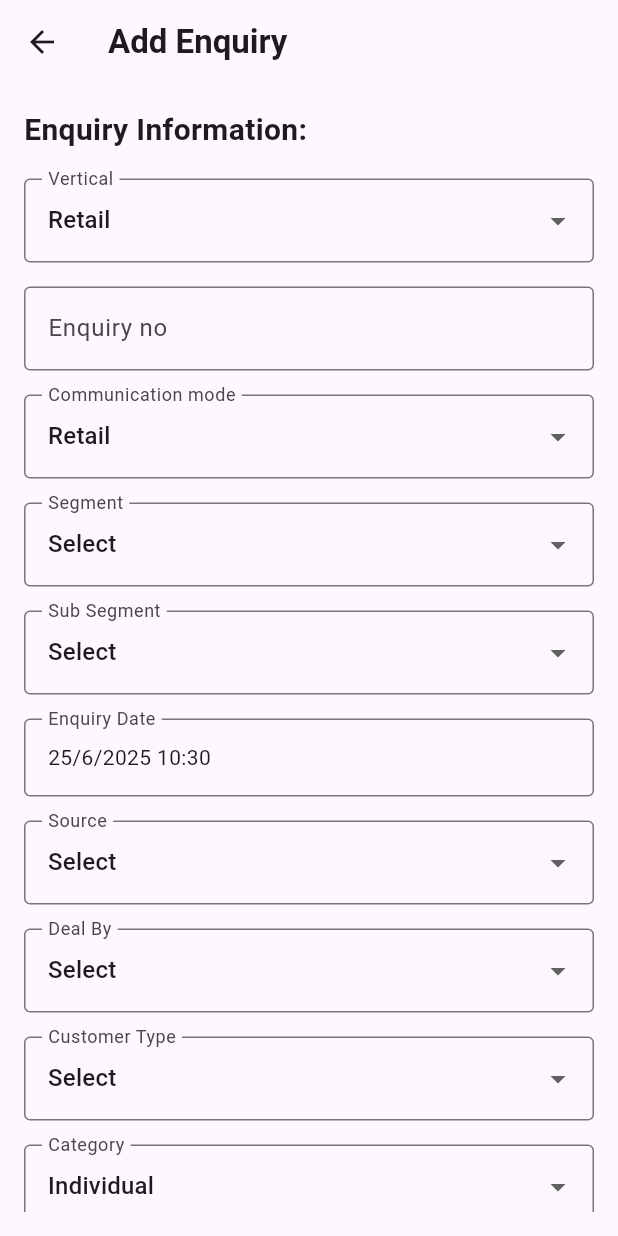
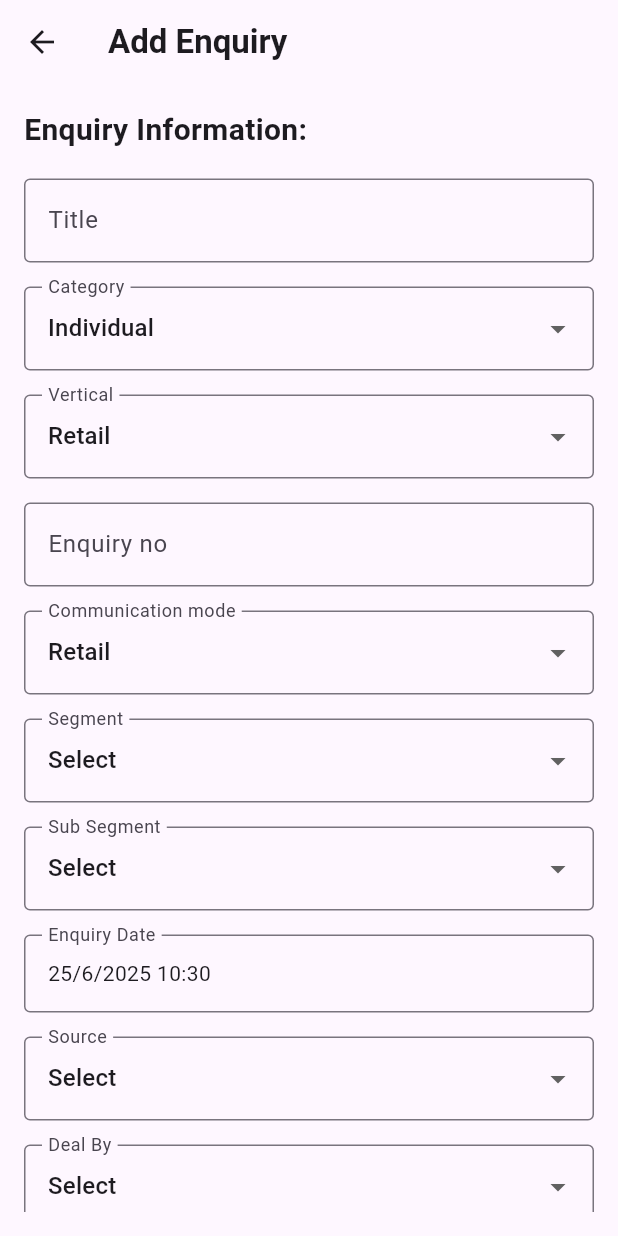
Before and after one commit to Amaanvikar/Pre_Sale, a Flutter app: the DashboardScreen screen opened directly, after a tap on "Enquiry form", on a phone screen of 412 x 824 dp. Run offline on Flutter 3.47's test engine with Material 3 defaults, Android fonts, the phone set to English and light mode, and no system bars; our stand-ins replace shared_preferences, sqflite; accounts and stored records are empty.

Commit message:
ADD: Constant

```diff
--- /dev/null
+++ b/lib/Api/Helper/constant.dart
@@ -0,0 +1,3 @@
+import 'package:flutter/services.dart';
+
+const kPrimaryColor = Color(0xFFDC3545);
--- a/lib/Api/Helper/db_helper.dart
+++ b/lib/Api/Helper/db_helper.dart
@@ -1,18 +1,17 @@
+import 'package:PreSale/Api/Model/user_model.dart';
 import 'package:sqflite/sqflite.dart';
-import 'package:sqflite/sql.dart';
-import 'package:sqflite/sqlite_api.dart';
 
 class DBHelper {
   static final DBHelper _instance = DBHelper._internal();
   factory DBHelper() => _instance;
   DBHelper._internal();
 
-  static Database? _db;
+  static Database? _database;
 
-  Future<Database> get db async {
-    if (_db != null) return _db!;
-    _db = await _initDb();
-    return _db!;
+  Future<Database> get database async {
+    if (_database != null) return _database!;
+    _database = await _initDb();
+    return _database!;
   }
 
   Future<Database> _initDb() async {
@@ -35,7 +34,7 @@ class DBHelper {
   }
 
   Future<void> insertFollowUp(Map<String, dynamic> data) async {
-    final dbClient = await db;
+    final dbClient = await database;
     await dbClient.insert(
       'followup',
       data,
@@ -44,10 +43,21 @@ class DBHelper {
   }
 
   Future<Map<String, dynamic>?> getFollowUp() async {
-    final dbClient = await db;
+    final dbClient = await database;
     final result = await dbClient.query('followup', limit: 1);
     return result.isNotEmpty ? result.first : null;
   }
 
   join(String s, String t) {}
+
+  Future<int> insertEnquiry(Enquiry enquiry) async {
+    final db = await database;
+    return await db.insert('enquiries', enquiry.toMap());
+  }
+
+  Future<List<Enquiry>> getEnquiries() async {
+    final db = await database;
+    final List<Map<String, dynamic>> maps = await db.query('enquiries');
+    return List.generate(maps.length, (i) => Enquiry.fromMap(maps[i]));
+  }
 }
--- /dev/null
+++ b/lib/Api/Model/user_model.dart
@@ -0,0 +1,21 @@
+class Enquiry {
+  final int id;
+  final String title;
+  final String category;
+
+  Enquiry({required this.id, required this.title, required this.category});
+
+  // Convert a Enquiry into a Map. The keys must correspond to the names of the columns.
+  Map<String, dynamic> toMap() {
+    return {'id': id, 'title': title, 'category': category};
+  }
+
+  // A method that retrieves a Enquiry object from a Map.
+  factory Enquiry.fromMap(Map<String, dynamic> map) {
+    return Enquiry(
+      id: map['id'],
+      title: map['title'],
+      category: map['category'],
+    );
+  }
+}
--- a/lib/Auth/splash_screen.dart
+++ b/lib/Auth/splash_screen.dart
@@ -12,7 +12,7 @@ class _SplashScreenState extends State<SplashScreen> {
   @override
   void initState() {
     super.initState();
-    Future.delayed(Duration(seconds: 2), () {
+    Future.delayed(const Duration(seconds: 2), () {
       Navigator.pushReplacement(
         context,
         MaterialPageRoute(builder: (context) => LoginPage()),
--- a/lib/Screens/Inquiry_form/enquiry_from2_.dart
+++ b/lib/Screens/Inquiry_form/enquiry_from2_.dart
@@ -1,3 +1,4 @@
+import 'package:PreSale/Api/Helper/constant.dart';
 import 'package:flutter/material.dart';
 import 'package:PreSale/Screens/Inquiry_form/enquiry_from3.dart';
 
@@ -62,7 +63,7 @@ class _EnquiryFromScreen2State extends State<EnquiryFromScreen2> {
                       Navigator.pop(context); // Go back to previous form
                     },
                     style: ElevatedButton.styleFrom(
-                      backgroundColor: Color(0xFFDC3545),
+                      backgroundColor: kPrimaryColor,
                       shape: RoundedRectangleBorder(),
                     ),
                     child: const Text(
@@ -89,7 +90,7 @@ class _EnquiryFromScreen2State extends State<EnquiryFromScreen2> {
                       // }
                     },
                     style: ElevatedButton.styleFrom(
-                      backgroundColor: Color(0xFFDC3545),
+                      backgroundColor: kPrimaryColor,
                       shape: RoundedRectangleBorder(),
                     ),
                     child: Text(
--- a/lib/Screens/Inquiry_form/enquiry_from3.dart
+++ b/lib/Screens/Inquiry_form/enquiry_from3.dart
@@ -1,3 +1,4 @@
+import 'package:PreSale/Api/Helper/constant.dart';
 import 'package:PreSale/Screens/dashboard_screen.dart';
 import 'package:flutter/material.dart';
 import 'package:shared_preferences/shared_preferences.dart';
@@ -159,7 +160,7 @@ class _EnquiryFromScreen3State extends State<EnquiryFromScreen3> {
                   ElevatedButton(
                     onPressed: () => Navigator.pop(context),
                     style: ElevatedButton.styleFrom(
-                      backgroundColor: const Color(0xFFDC3545),
+                      backgroundColor: kPrimaryColor,
                       shape: RoundedRectangleBorder(),
                     ),
                     child: const Text(
@@ -183,7 +184,7 @@ class _EnquiryFromScreen3State extends State<EnquiryFromScreen3> {
                       // }
                     },
                     style: ElevatedButton.styleFrom(
-                      backgroundColor: const Color(0xFFDC3545),
+                      backgroundColor: kPrimaryColor,
                       shape: RoundedRectangleBorder(),
                     ),
                     child: const Text(
--- a/lib/Screens/Inquiry_form/enquiry_from_screen.dart
+++ b/lib/Screens/Inquiry_form/enquiry_from_screen.dart
@@ -1,3 +1,6 @@
+import 'package:PreSale/Api/Helper/constant.dart';
+import 'package:PreSale/Api/Helper/db_helper.dart';
+import 'package:PreSale/Api/Model/user_model.dart';
 import 'package:flutter/material.dart';
 import 'package:PreSale/Screens/Inquiry_form/enquiry_from2_.dart';
 
@@ -9,7 +12,12 @@ class EnquiryFromScreen extends StatefulWidget {
 }
 
 class _EnquiryFromScreenState extends State<EnquiryFromScreen> {
+  final TextEditingController userIdController = TextEditingController();
+  final TextEditingController titleController = TextEditingController();
   final _formKey = GlobalKey<FormState>();
+  String selectedCategory = 'Individual';
+
+  List<Enquiry> allEnquiries = [];
 
   // Form field values
   String? vertical = 'Retail';
@@ -56,6 +64,32 @@ class _EnquiryFromScreenState extends State<EnquiryFromScreen> {
     }
   }
 
+  void _saveToLocalDB() async {
+    if (_formKey.currentState!.validate()) {
+      final enquiry = Enquiry(
+        id: int.tryParse(userIdController.text) ?? 0,
+        title: titleController.text.trim(),
+        category: selectedCategory,
+      );
+      await DBHelper().insertEnquiry(enquiry);
+      _fetchLocalData(); // Refresh the dropdown
+      titleController.clear();
+    }
+  }
+
+  void _fetchLocalData() async {
+    final data = await DBHelper().getEnquiries();
+    setState(() {
+      allEnquiries = data;
+    });
+  }
+
+  @override
+  void initState() {
+    super.initState();
+    _fetchLocalData();
+  }
+
   @override
   Widget build(BuildContext context) {
     return Scaffold(
@@ -76,6 +110,12 @@ class _EnquiryFromScreenState extends State<EnquiryFromScreen> {
                 style: TextStyle(fontWeight: FontWeight.bold, fontSize: 20),
               ),
               SizedBox(height: 10),
+              _buildTextField("Title", (val) => titleController.text = val!),
+              _buildDropdown("Category", [
+                'Individual',
+                'Corporate',
+              ], (val) => selectedCategory = val!),
+
               _buildDropdown("Vertical", ['Retail'], (val) => vertical = val),
               _buildTextField("Enquiry no", (val) => enquiryNo = val),
               _buildDropdown("Communication mode", [
@@ -102,8 +142,16 @@ class _EnquiryFromScreenState extends State<EnquiryFromScreen> {
               ),
               SizedBox(height: 20),
               Row(
-                mainAxisAlignment: MainAxisAlignment.end,
+                mainAxisAlignment: MainAxisAlignment.spaceBetween,
                 children: [
+                  ElevatedButton(
+                    onPressed: _saveToLocalDB,
+                    style: ElevatedButton.styleFrom(
+                      backgroundColor: kPrimaryColor,
+                    ),
+                    child: Text("Save Locally"),
+                  ),
+
                   ElevatedButton(
                     onPressed: () {
                       Navigator.push(
@@ -122,8 +170,9 @@ class _EnquiryFromScreenState extends State<EnquiryFromScreen> {
                       //   );
                       // }
                     },
+
                     style: ElevatedButton.styleFrom(
-                      backgroundColor: Color(0xFFDC3545),
+                      backgroundColor: kPrimaryColor,
                       shape: RoundedRectangleBorder(),
                     ),
                     child: Text(
@@ -133,6 +182,8 @@ class _EnquiryFromScreenState extends State<EnquiryFromScreen> {
                   ),
                 ],
               ),
+              SizedBox(height: 20),
+              _buildSavedEnquiryDropdown(),
             ],
           ),
         ),
@@ -196,4 +247,20 @@ class _EnquiryFromScreenState extends State<EnquiryFromScreen> {
       ),
     );
   }
+
+  Widget _buildSavedEnquiryDropdown() {
+    return DropdownButtonFormField<String>(
+      decoration: InputDecoration(labelText: 'Saved Enquiries'),
+      items:
+          allEnquiries.map((enquiry) {
+            return DropdownMenuItem<String>(
+              value: enquiry.title,
+              child: Text('${enquiry.title} (${enquiry.category})'),
+            );
+          }).toList(),
+      onChanged: (value) {
+        print("Selected enquiry: $value");
+      },
+    );
+  }
 }
--- a/lib/Screens/dashboard_screen.dart
+++ b/lib/Screens/dashboard_screen.dart
@@ -1,3 +1,4 @@
+import 'package:PreSale/Api/Helper/constant.dart';
 import 'package:PreSale/Screens/follow_up_form.dart';
 import 'package:PreSale/Screens/follow_up_list.dart';
 import 'package:flutter/material.dart';
@@ -18,7 +19,7 @@ class _DashboardScreenState extends State<DashboardScreen> {
           'Presale',
           style: TextStyle(
             fontWeight: FontWeight.bold,
-            // color: Color(0xFFDC3545),
+            // color: kPrimaryColor,
           ),
         ),
       ),
@@ -35,7 +36,9 @@ class _DashboardScreenState extends State<DashboardScreen> {
               onTap: () {
                 Navigator.push(
                   context,
-                  MaterialPageRoute(builder: (context) => EnquiryFromScreen()),
+                  MaterialPageRoute(
+                    builder: (context) => const EnquiryFromScreen(),
+                  ),
                 );
               },
             ),
@@ -89,7 +92,7 @@ class _DashboardCard extends StatelessWidget {
       child: Card(
         shape: RoundedRectangleBorder(
           borderRadius: BorderRadius.circular(16),
-          // side: BorderSide(color: Color(0xFFDC3545)),
+          // side: BorderSide(color: kPrimaryColor),
         ),
         elevation: 4,
         child: Center(
@@ -110,7 +113,7 @@ class _DashboardCard extends StatelessWidget {
                   style: const TextStyle(
                     fontWeight: FontWeight.bold,
                     fontSize: 16,
-                    color: Color(0xFFDC3545),
+                    color: kPrimaryColor,
                   ),
                   textAlign: TextAlign.center,
                 ),
--- a/lib/Screens/enquiry_list.dart
+++ b/lib/Screens/enquiry_list.dart
@@ -1,3 +1,4 @@
+import 'package:PreSale/Api/Helper/constant.dart';
 import 'package:flutter/material.dart';
 
 class EnquiryListScreen extends StatelessWidget {
@@ -34,7 +35,7 @@ class EnquiryListScreen extends StatelessWidget {
             margin: const EdgeInsets.symmetric(vertical: 8),
             shape: RoundedRectangleBorder(
               borderRadius: BorderRadius.circular(10),
-              side: const BorderSide(color: Color(0xFFDC3545)),
+              side: const BorderSide(color: kPrimaryColor),
             ),
             child: Padding(
               padding: const EdgeInsets.all(12),
@@ -46,7 +47,7 @@ class EnquiryListScreen extends StatelessWidget {
                     item['enquiryNo'] ?? '',
                     style: const TextStyle(
                       fontSize: 16,
-                      color: Color(0xFFDC3545),
+                      color: kPrimaryColor,
                       fontWeight: FontWeight.bold,
                     ),
                   ),
--- a/lib/Screens/follow_up_form.dart
+++ b/lib/Screens/follow_up_form.dart
@@ -60,7 +60,7 @@
 //                 },
 //                 // _submitForm,
 //                 style: ElevatedButton.styleFrom(
-//                   backgroundColor: Color(0xFFDC3545),
+//                   backgroundColor: kPrimaryColor,
 //                 ),
 //                 child: const Text(
 //                   'Submit',
--- a/lib/main.dart
+++ b/lib/main.dart
@@ -13,7 +13,7 @@ class MyApp extends StatelessWidget {
     return MaterialApp(
       debugShowCheckedModeBanner: false,
       title: 'Pre Sale',
-      home: SplashScreen(),
+      home: const SplashScreen(),
     );
   }
 }
```
Also changed, not shown: lib/Auth/login_screen.dart (+14 -14 lines), lib/Screens/follow_up_list.dart (+4 -3 lines).
